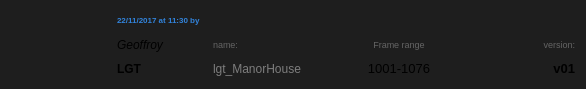
The window that Apps/Brontes/View/asset_widget.ui (geoffroygivry/CyclopsVFX-Unity) describes before a commit, drawn with Qt 5.
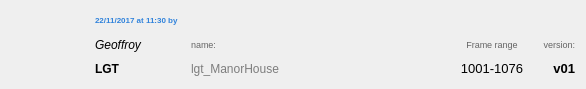
The same window after the commit. Icons and pictures are not drawn.

```diff
--- a/Apps/Brontes/View/asset_widget.ui
+++ b/Apps/Brontes/View/asset_widget.ui
@@ -13,9 +13,6 @@
   <property name="windowTitle">
    <string>Form</string>
   </property>
-  <property name="styleSheet">
-   <string notr="true">background-color: rgb(30, 30, 30)</string>
-  </property>
   <layout class="QHBoxLayout" name="horizontalLayout">
    <item>
     <widget class="QLabel" name="icon">
@@ -81,7 +78,7 @@
        </property>
        <property name="minimumSize">
         <size>
-         <width>135</width>
+         <width>250</width>
          <height>0</height>
         </size>
        </property>
```
